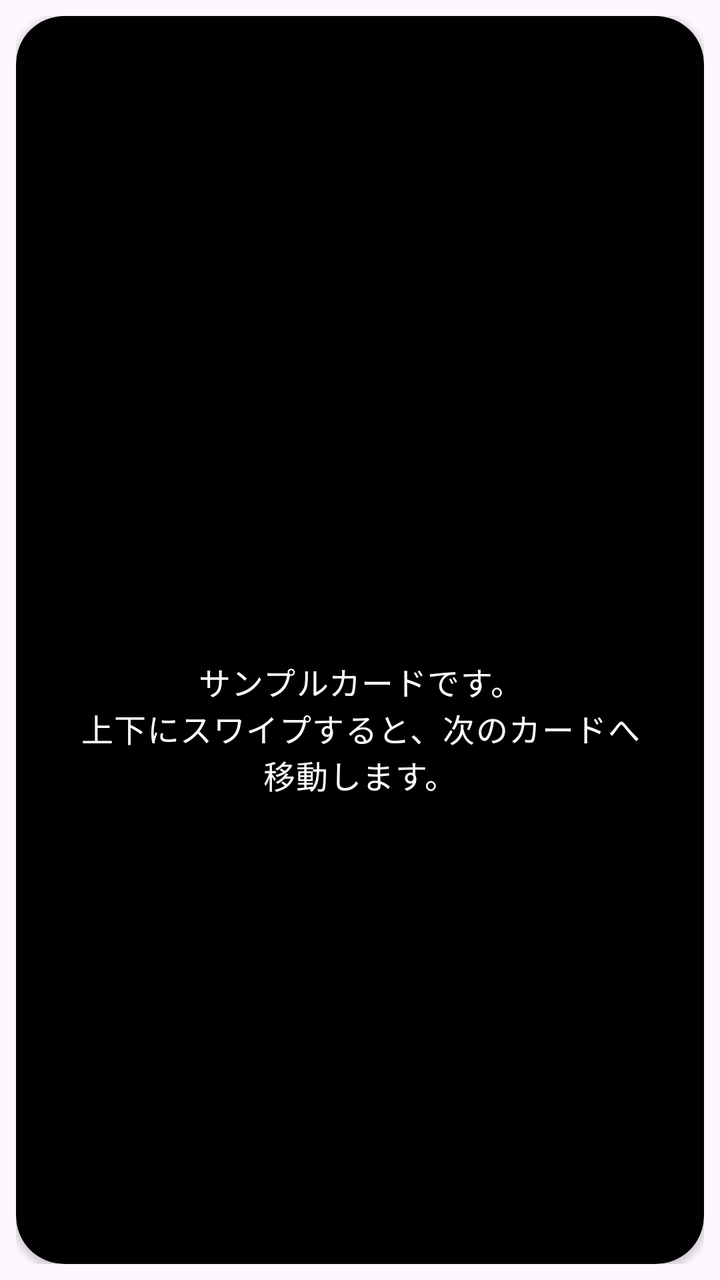
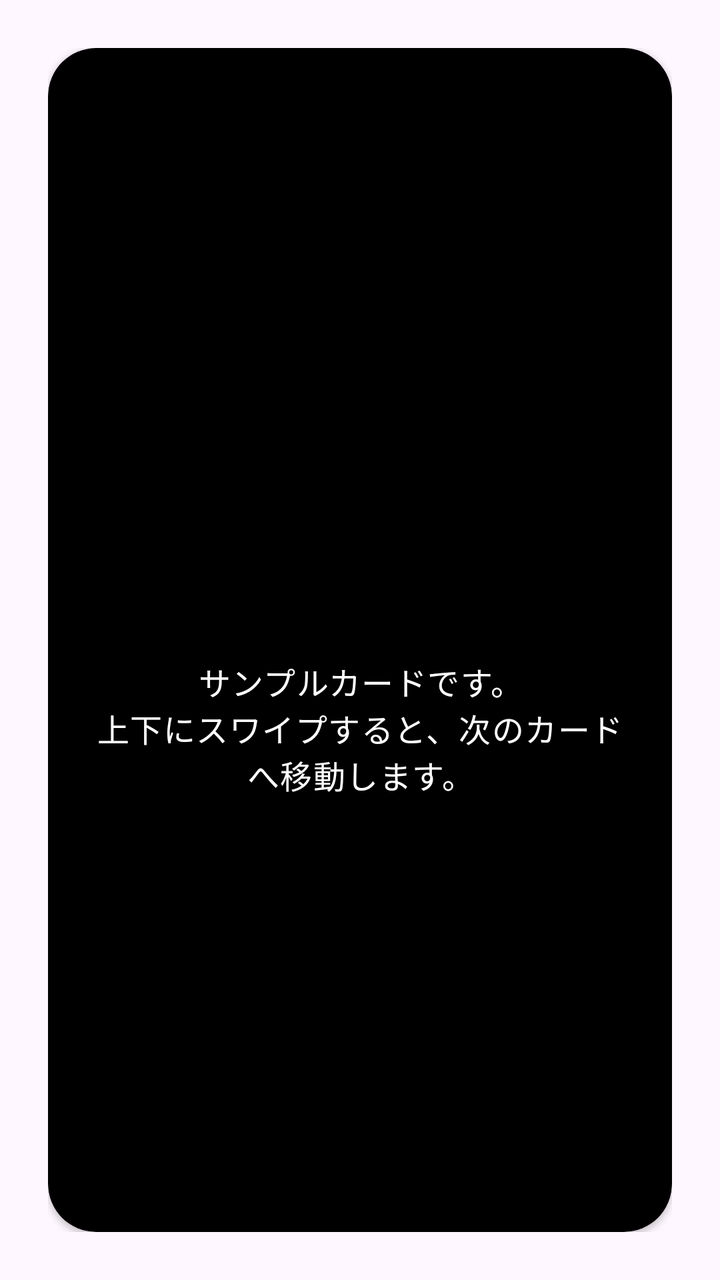

An Android layout rendered at two revisions. The XML below is the earlier revision; the diff shows what the commit changed to produce the second picture.
<!-- AndroidManifest.xml: application theme Theme.FragmentExample -->
<!-- res/layout/item_slide_card.xml -->
<?xml version="1.0" encoding="utf-8"?>
<FrameLayout xmlns:android="http://schemas.android.com/apk/res/android"
    xmlns:app="http://schemas.android.com/apk/res-auto"
    android:layout_width="match_parent"
    android:layout_height="match_parent"
    android:padding="8dp">

    <com.google.android.material.card.MaterialCardView
        android:layout_width="match_parent"
        android:layout_height="match_parent"
        app:cardBackgroundColor="@color/black"
        app:cardCornerRadius="24dp"
        app:cardElevation="2dp"
        app:strokeWidth="0dp">

        <LinearLayout
            android:layout_width="match_parent"
            android:layout_height="match_parent"
            android:gravity="center"
            android:orientation="vertical"
            android:padding="24dp">

            <TextView
                android:id="@+id/card_position"
                android:textColor="@color/white"
                android:layout_width="wrap_content"
                android:layout_height="wrap_content"
                android:textAppearance="?attr/textAppearanceLabelLarge" />

            <TextView
                android:id="@+id/card_title"
                android:textColor="@color/white"
                android:layout_width="match_parent"
                android:layout_height="wrap_content"
                android:layout_marginTop="16dp"
                android:gravity="center"
                android:accessibilityHeading="true"
                android:textAppearance="?attr/textAppearanceHeadlineMedium" />

            <TextView
                android:layout_width="match_parent"
                android:layout_height="wrap_content"
                android:layout_marginTop="16dp"
                android:gravity="center"
                android:text="@string/slide_card_body"
                android:textColor="@color/white"
                android:textAppearance="?attr/textAppearanceBodyLarge" />

        </LinearLayout>
    </com.google.android.material.card.MaterialCardView>
</FrameLayout>
<!-- resources referenced by this layout -->
<resources>
  <color name="black">#FF000000</color>
  <color name="white">#FFFFFFFF</color>
  <string name="slide_card_body">サンプルカードです。\n上下にスワイプすると、次のカードへ移動します。</string>
  <style name="Theme.FragmentExample" parent="Theme.Material3.DayNight.NoActionBar" />
</resources>

<!-- the commit's change to res/layout/item_slide_card.xml (unified diff, before → after) -->
@@ -3,7 +3,7 @@
     xmlns:app="http://schemas.android.com/apk/res-auto"
     android:layout_width="match_parent"
     android:layout_height="match_parent"
-    android:padding="8dp">
+    android:padding="24dp">
 
     <com.google.android.material.card.MaterialCardView
         android:layout_width="match_parent"
